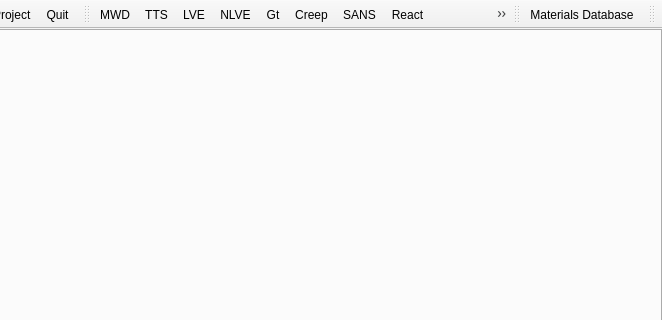
Old version of the form RepTate/gui/ReptateMainWindow.ui in the repository jorge-ramirez-upm/RepTate; both pictures show x 138 to 800 and y 0 to 320 of the 800 by 600 pixel window.
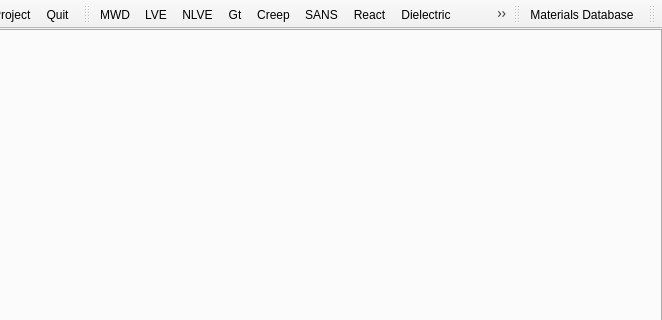
New version of the form. Icons and pictures are not drawn.

Commit message: New action for TTS Factors (Future app to be done)

The edit to the form file:
```diff
--- a/RepTate/gui/ReptateMainWindow.ui
+++ b/RepTate/gui/ReptateMainWindow.ui
@@ -86,7 +86,6 @@
     <bool>false</bool>
    </attribute>
    <addaction name="actionMWD"/>
-   <addaction name="actionTTS"/>
    <addaction name="actionLVE"/>
    <addaction name="actionNLVE"/>
    <addaction name="actionGt"/>
```
Left out of the diff: 23 changed lines with no effect on the pictures. The commit also changes 6 other files.
